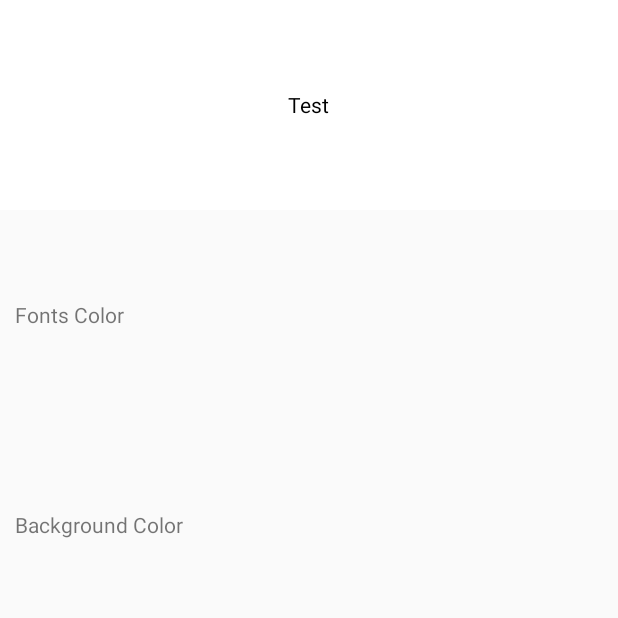
After one commit to wangefan/terminalemulationprj_android_studio, an Android app: the fragment SessionColorSettingsFrg shown on its own in the app's theme, on a phone screen of 412 x 824 dp, the top half of it. The commit adds this screen. Run offline under Robolectric (Android 15) with nearby library versions, the phone set to English and light mode, and no system bars.

Commit message:
[What]====Implement feature==== Implement color setting page

```diff
--- a/app/src/main/java/com/te/UI/Session3rdSettings.java
+++ b/app/src/main/java/com/te/UI/Session3rdSettings.java
@@ -24,11 +24,11 @@ public class Session3rdSettings extends SessionSettingsBase {
         String action = getIntent().getAction();
         if(action.compareTo(ACTION_COLOR) == 0) {
             getSupportActionBar().setTitle(getResources().getString(R.string.screen_color));
-            /*SessionColorFrg settingsFrg = new SessionColorFrg();
-            settingsFrg.setSessionSeting(SessionSettings.gEditSessionSetting);
+            SessionColorSettingsFrg settingsFrg = new SessionColorSettingsFrg();
+            settingsFrg.setSessionSetting(SessionSettings.gEditSessionSetting);
             getFragmentManager().beginTransaction()
                     .replace(R.id.content_frame, settingsFrg)
-                    .commit();*/
+                    .commit();
         }
     }
 }
--- /dev/null
+++ b/app/src/main/java/com/te/UI/SessionColorSettingsFrg.java
@@ -0,0 +1,33 @@
+package com.te.UI;
+
+import android.app.Fragment;
+import android.os.Bundle;
+import android.view.LayoutInflater;
+import android.view.View;
+import android.view.ViewGroup;
+
+import com.example.terminalemulation.R;
+
+import Terminals.TESettings;
+
+public class SessionColorSettingsFrg extends Fragment {
+
+    //Data members
+    protected TESettings.SessionSetting mSetting = null;
+
+    public SessionColorSettingsFrg() {
+    }
+
+    public void setSessionSetting(TESettings.SessionSetting setting) {
+        mSetting = setting;
+    }
+
+    @Override
+    public View onCreateView(LayoutInflater inflater, ViewGroup container,
+                             Bundle savedInstanceState) {
+        // Inflating view layout
+        View colorSettingView = inflater.inflate(R.layout.color_setting_fragment, container, false);
+
+        return colorSettingView;
+    }
+}
--- /dev/null
+++ b/app/src/main/res/layout/color_setting_fragment.xml
@@ -0,0 +1,56 @@
+<LinearLayout
+	xmlns:android="http://schemas.android.com/apk/res/android"
+    android:layout_width="match_parent"
+    android:layout_height="match_parent"
+    android:orientation="vertical">
+
+    <RelativeLayout
+        android:id="@+id/color_preview"
+        android:layout_width="match_parent"
+        android:layout_height="140dp"
+        android:layout_alignParentTop="true"
+        android:background="#ffffff">
+        <TextView
+            android:layout_width="wrap_content"
+            android:layout_height="wrap_content"
+			android:text="Test"
+            android:layout_centerInParent="true"
+			android:textColor="#000000" />
+    </RelativeLayout>
+
+    <RelativeLayout
+        android:id="@+id/color_font"
+        android:layout_width="match_parent"
+        android:layout_height="140dp"
+        android:layout_alignParentTop="true"
+        android:clickable="true"
+        android:background="?android:attr/selectableItemBackground">
+        <TextView
+            android:layout_width="wrap_content"
+            android:layout_height="wrap_content"
+            android:text="@string/font_color_title"
+            android:layout_centerVertical="true"
+            android:layout_alignParentLeft="true"
+            android:layout_alignParentStart="true"
+            android:layout_marginLeft="10dp"
+            android:layout_marginStart="10dp" />
+    </RelativeLayout>
+    <RelativeLayout
+        android:id="@+id/color_bg"
+        android:layout_width="match_parent"
+        android:layout_height="140dp"
+        android:layout_alignParentTop="true"
+        android:clickable="true"
+        android:background="?android:attr/selectableItemBackground">
+        <TextView
+            android:layout_width="wrap_content"
+            android:layout_height="wrap_content"
+            android:text="@string/bg_color_title"
+            android:layout_centerVertical="true"
+            android:layout_alignParentLeft="true"
+            android:layout_alignParentStart="true"
+            android:layout_marginLeft="10dp"
+            android:layout_marginStart="10dp" />
+    </RelativeLayout>
+
+</LinearLayout>
--- a/app/src/main/res/values/strings.xml
+++ b/app/src/main/res/values/strings.xml
@@ -205,6 +205,8 @@
     <string name="screen_show_taskbar">Show Taskbar On Full Screen</string>
     <string name="full_screen">Full Screen</string>
     <string name="LockedLocFormat">Row: %1$d, Col:%2$d</string>
+    <string name="font_color_title">Fonts Color</string>
+    <string name="bg_color_title">Background Color</string>
     <string name="FontSizeFormat">%1$d x %2$d</string>
     <string name="row_col_dialog">Location</string>
     <string name="row_title">Row:</string>
```
